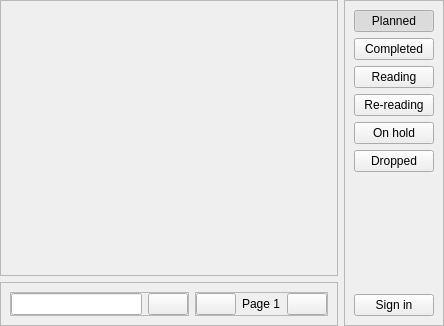
First picture: the form in data/ui/widgets/shikimori.ui, repository brandonzorn/Nlight, before the edit.
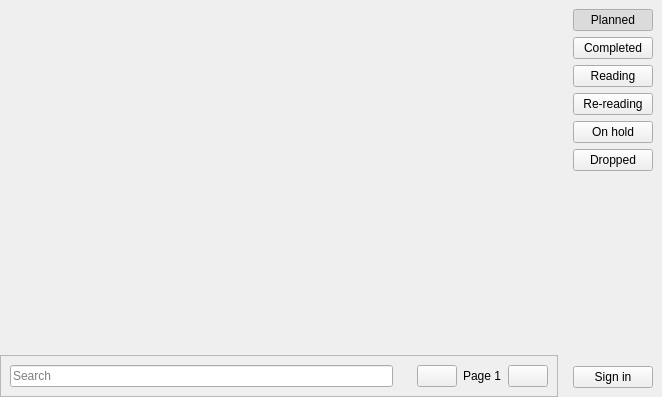
Second picture: the form after the edit. Custom widgets are drawn as their Qt base class.

Patch:
```diff
--- a/data/ui/widgets/shikimori.ui
+++ b/data/ui/widgets/shikimori.ui
@@ -6,8 +6,8 @@
    <rect>
     <x>0</x>
     <y>0</y>
-    <width>444</width>
-    <height>326</height>
+    <width>662</width>
+    <height>397</height>
    </rect>
   </property>
   <property name="locale">
@@ -36,12 +36,6 @@
          <verstretch>0</verstretch>
         </sizepolicy>
        </property>
-       <property name="frameShape">
-        <enum>QFrame::StyledPanel</enum>
-       </property>
-       <property name="frameShadow">
-        <enum>QFrame::Raised</enum>
-       </property>
        <layout class="QVBoxLayout" name="items_layout"/>
       </widget>
      </item>
@@ -54,86 +48,50 @@
         <enum>QFrame::Raised</enum>
        </property>
        <layout class="QHBoxLayout" name="horizontalLayout_3">
+        <property name="leftMargin">
+         <number>0</number>
+        </property>
+        <property name="topMargin">
+         <number>0</number>
+        </property>
+        <property name="rightMargin">
+         <number>0</number>
+        </property>
+        <property name="bottomMargin">
+         <number>0</number>
+        </property>
         <item>
-         <widget class="QFrame" name="text_frame">
-          <property name="frameShape">
-           <enum>QFrame::StyledPanel</enum>
-          </property>
-          <property name="frameShadow">
-           <enum>QFrame::Raised</enum>
-          </property>
-          <layout class="QHBoxLayout" name="horizontalLayout_2">
-           <property name="leftMargin">
-            <number>0</number>
-           </property>
-           <property name="topMargin">
-            <number>0</number>
-           </property>
-           <property name="rightMargin">
-            <number>0</number>
-           </property>
-           <property name="bottomMargin">
-            <number>0</number>
-           </property>
-           <item>
-            <widget class="QLineEdit" name="title_line"/>
-           </item>
-           <item>
-            <widget class="QPushButton" name="search_btn">
-             <property name="cursor">
-              <cursorShape>PointingHandCursor</cursorShape>
-             </property>
-             <property name="text">
-              <string/>
-             </property>
-            </widget>
-           </item>
-          </layout>
-         </widget>
-        </item>
-        <item>
-         <widget class="QFrame" name="page_frame">
-          <property name="frameShape">
-           <enum>QFrame::StyledPanel</enum>
-          </property>
-          <property name="frameShadow">
-           <enum>QFrame::Raised</enum>
-          </property>
+         <widget class="SimpleCardWidget" name="text_frame">
           <layout class="QHBoxLayout" name="horizontalLayout">
-           <property name="leftMargin">
-            <number>0</number>
-           </property>
-           <property name="topMargin">
-            <number>0</number>
-           </property>
-           <property name="rightMargin">
-            <number>0</number>
-           </property>
-           <property name="bottomMargin">
-            <number>0</number>
-           </property>
            <item>
-            <widget class="QPushButton" name="prev_btn">
-             <property name="cursor">
-              <cursorShape>PointingHandCursor</cursorShape>
+            <widget class="SearchLineEdit" name="title_line">
+             <property name="placeholderText">
+              <string>Search</string>
              </property>
+            </widget>
+           </item>
+          </layout>
+         </widget>
+        </item>
+        <item>
+         <widget class="SimpleCardWidget" name="page_frame">
+          <layout class="QHBoxLayout" name="horizontalLayout_5">
+           <item>
+            <widget class="PushButton" name="prev_btn">
              <property name="text">
               <string/>
              </property>
             </widget>
            </item>
            <item>
-            <widget class="QLabel" name="page_label">
+            <widget class="BodyLabel" name="page_label">
              <property name="text">
               <string>Page 1</string>
              </property>
             </widget>
            </item>
            <item>
-            <widget class="QPushButton" name="next_btn">
-             <property name="cursor">
-              <cursorShape>PointingHandCursor</cursorShape>
-             </property>
+            <widget class="PushButton" name="next_btn">
              <property name="text">
               <string/>
              </property>
@@ -148,19 +106,10 @@
     </layout>
    </item>
    <item>
-    <widget class="QFrame" name="lists_frame">
-     <property name="frameShape">
-      <enum>QFrame::StyledPanel</enum>
-     </property>
-     <property name="frameShadow">
-      <enum>QFrame::Raised</enum>
-     </property>
-     <layout class="QVBoxLayout" name="verticalLayout_2">
+    <widget class="SimpleCardWidget" name="lists_frame">
+     <layout class="QVBoxLayout" name="verticalLayout">
       <item>
-       <widget class="QPushButton" name="planned_btn">
-        <property name="cursor">
-         <cursorShape>PointingHandCursor</cursorShape>
-        </property>
+       <widget class="PushButton" name="planned_btn">
         <property name="text">
          <string>Planned</string>
         </property>
@@ -176,10 +125,7 @@
        </widget>
       </item>
       <item>
-       <widget class="QPushButton" name="completed_btn">
-        <property name="cursor">
-         <cursorShape>PointingHandCursor</cursorShape>
-        </property>
+       <widget class="PushButton" name="completed_btn">
         <property name="text">
          <string>Completed</string>
         </property>
@@ -195,10 +141,7 @@
        </widget>
       </item>
       <item>
-       <widget class="QPushButton" name="reading_btn">
-        <property name="cursor">
-         <cursorShape>PointingHandCursor</cursorShape>
-        </property>
+       <widget class="PushButton" name="reading_btn">
         <property name="text">
          <string>Reading</string>
         </property>
@@ -214,10 +157,7 @@
        </widget>
       </item>
       <item>
-       <widget class="QPushButton" name="re_reading_btn">
-        <property name="cursor">
-         <cursorShape>PointingHandCursor</cursorShape>
-        </property>
+       <widget class="PushButton" name="re_reading_btn">
         <property name="text">
          <string>Re-reading</string>
         </property>
@@ -230,10 +170,7 @@
        </widget>
       </item>
       <item>
-       <widget class="QPushButton" name="on_hold_btn">
-        <property name="cursor">
-         <cursorShape>PointingHandCursor</cursorShape>
-        </property>
+       <widget class="PushButton" name="on_hold_btn">
         <property name="text">
          <string>On hold</string>
         </property>
@@ -246,10 +183,7 @@
        </widget>
       </item>
       <item>
-       <widget class="QPushButton" name="dropped_btn">
-        <property name="cursor">
-         <cursorShape>PointingHandCursor</cursorShape>
-        </property>
+       <widget class="PushButton" name="dropped_btn">
         <property name="text">
          <string>Dropped</string>
         </property>
@@ -275,10 +209,7 @@
        </spacer>
       </item>
       <item>
-       <widget class="QPushButton" name="auth_btn">
-        <property name="cursor">
-         <cursorShape>PointingHandCursor</cursorShape>
-        </property>
+       <widget class="PushButton" name="auth_btn">
         <property name="text">
          <string>Sign in</string>
         </property>
@@ -289,6 +220,40 @@
    </item>
   </layout>
  </widget>
+ <customwidgets>
+  <customwidget>
+   <class>PushButton</class>
+   <extends>QPushButton</extends>
+   <header>qfluentwidgets</header>
+  </customwidget>
+  <customwidget>
+   <class>CardWidget</class>
+   <extends>QFrame</extends>
+   <header>qfluentwidgets</header>
+   <container>1</container>
+  </customwidget>
+  <customwidget>
+   <class>SimpleCardWidget</class>
+   <extends>CardWidget</extends>
+   <header>qfluentwidgets</header>
+   <container>1</container>
+  </customwidget>
+  <customwidget>
+   <class>BodyLabel</class>
+   <extends>QLabel</extends>
+   <header>qfluentwidgets</header>
+  </customwidget>
+  <customwidget>
+   <class>LineEdit</class>
+   <extends>QLineEdit</extends>
+   <header>qfluentwidgets</header>
+  </customwidget>
+  <customwidget>
+   <class>SearchLineEdit</class>
+   <extends>LineEdit</extends>
+   <header>qfluentwidgets</header>
+  </customwidget>
+ </customwidgets>
  <resources/>
  <connections/>
 </ui>
```
Left out of the diff: 8 changed lines with no effect on the pictures.
